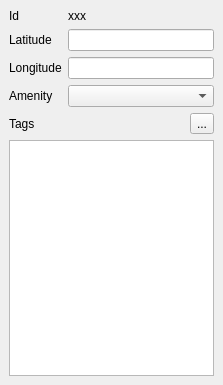
openstreetmap/merkaartor, file TrackPointProperties.ui: the form before one commit.
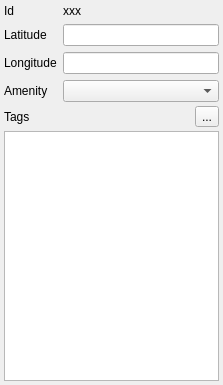
The form after the commit. Icons and pictures are not drawn.

The edit to the form file:
```diff
--- a/TrackPointProperties.ui
+++ b/TrackPointProperties.ui
@@ -13,11 +13,11 @@
    <string>Trackpoint</string>
   </property>
   <layout class="QVBoxLayout" >
-   <property name="margin" >
-    <number>9</number>
-   </property>
    <property name="spacing" >
-    <number>6</number>
+    <number>4</number>
+   </property>
+   <property name="margin" >
+    <number>4</number>
    </property>
    <item>
     <layout class="QGridLayout" >
```
Left out of the diff: 11 changed lines with no effect on the pictures.
